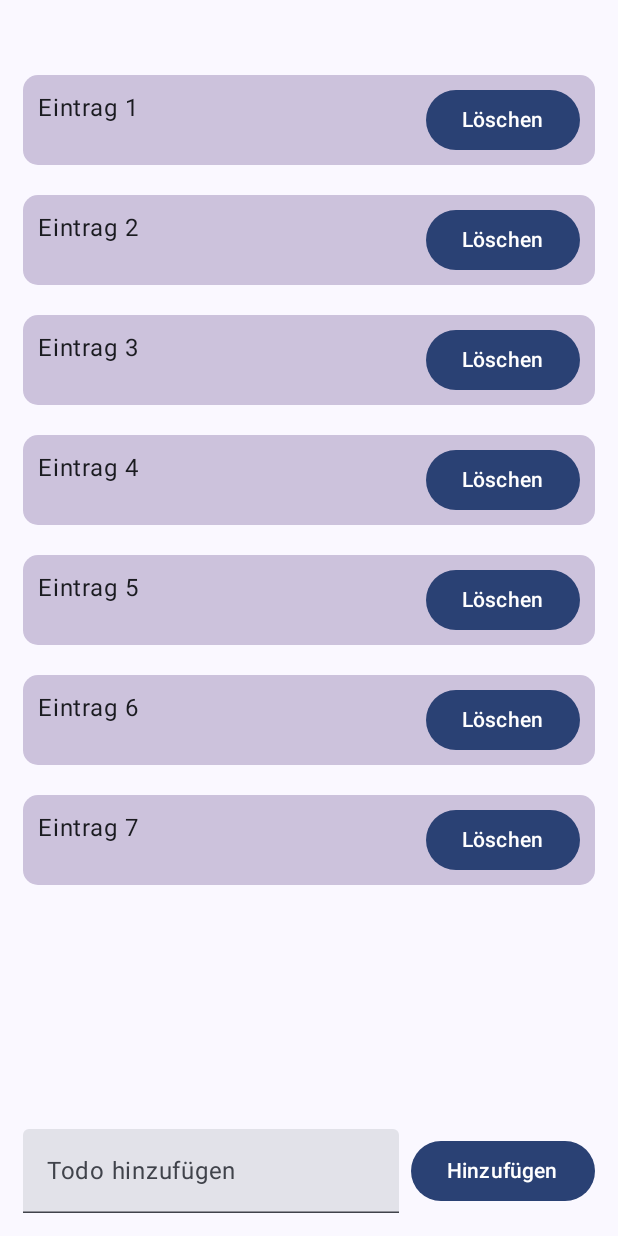
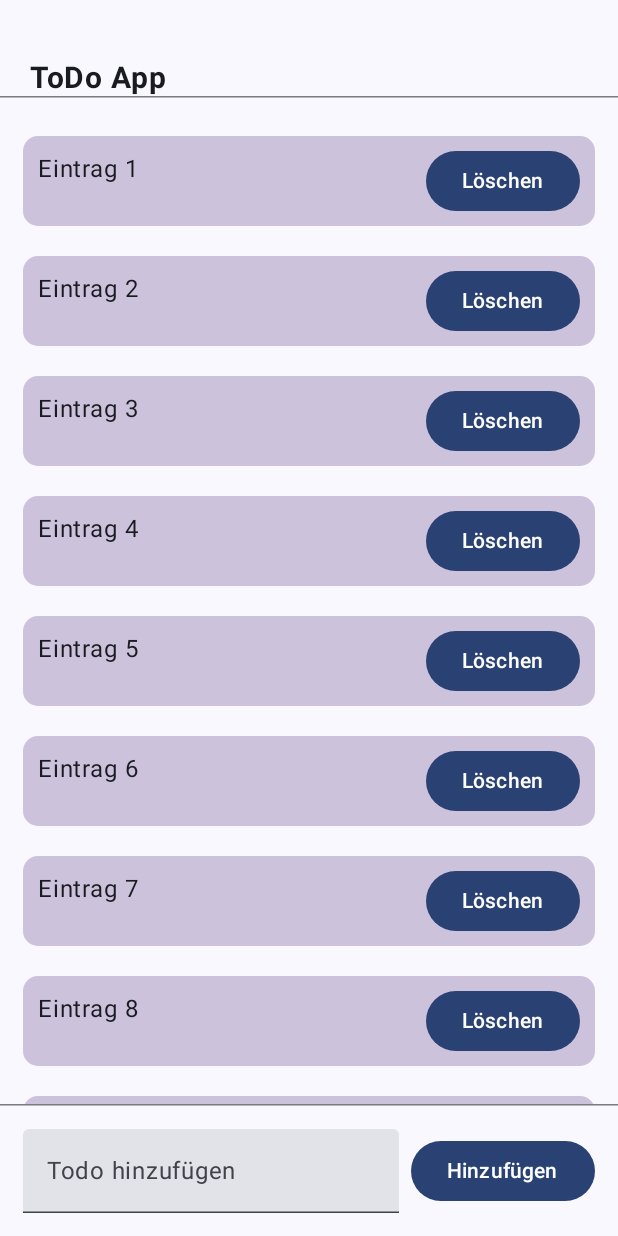
Before and after one commit to N-E-O-N-E/04-04-taskmanager-N-E-O-N-E, an Android app built with Jetpack Compose: the screen it shows after launch (MainActivity), on a phone screen of 412 x 824 dp. Run offline under Robolectric (Android 15) with nearby library versions, the phone set to English and light mode, and no system bars.

Commit message:
Tag 1 Datensicherung NEONE

```diff
--- a/app/src/main/java/de/syntax_institut/taskmanager/data/TodoData.kt
+++ b/app/src/main/java/de/syntax_institut/taskmanager/data/TodoData.kt
@@ -12,5 +12,10 @@ var todoSamples = listOf<TodoData>(
     TodoData(title = "Eintrag 5"),
     TodoData(title = "Eintrag 6"),
     TodoData(title = "Eintrag 7"),
+    TodoData(title = "Eintrag 8"),
+    TodoData(title = "Eintrag 9"),
+    TodoData(title = "Eintrag 10"),
+    TodoData(title = "Eintrag 11"),
+    TodoData(title = "Eintrag 12"),
 
     )
--- a/app/src/main/java/de/syntax_institut/taskmanager/views/ListView.kt
+++ b/app/src/main/java/de/syntax_institut/taskmanager/views/ListView.kt
@@ -1,5 +1,10 @@
 package de.syntax_institut.taskmanager.views
 
+import android.R.attr.onClick
+import android.R.attr.text
+import android.graphics.drawable.Icon
+import androidx.compose.foundation.Image
+import androidx.compose.foundation.background
 import androidx.compose.foundation.layout.Column
 import androidx.compose.foundation.layout.Row
 import androidx.compose.foundation.layout.Spacer
@@ -10,12 +15,19 @@ import androidx.compose.foundation.layout.requiredHeight
 import androidx.compose.foundation.lazy.LazyColumn
 import androidx.compose.foundation.lazy.items
 import androidx.compose.foundation.shape.RoundedCornerShape
+import androidx.compose.material.icons.Icons
+import androidx.compose.material.icons.filled.Create
 import androidx.compose.material3.Button
 import androidx.compose.material3.Card
 import androidx.compose.material3.CardDefaults
 import androidx.compose.material3.CardDefaults.cardElevation
+import androidx.compose.material3.HorizontalDivider
+import androidx.compose.material3.Icon
+import androidx.compose.material3.OutlinedTextField
 import androidx.compose.material3.Text
 import androidx.compose.material3.TextField
+import androidx.compose.material3.TextFieldColors
+import androidx.compose.material3.TextFieldDefaults
 import androidx.compose.runtime.Composable
 import androidx.compose.runtime.collectAsState
 import androidx.compose.runtime.getValue
@@ -24,9 +36,14 @@ import androidx.compose.runtime.remember
 import androidx.compose.runtime.setValue
 import androidx.compose.ui.Alignment
 import androidx.compose.ui.Modifier
+import androidx.compose.ui.graphics.Color
+import androidx.compose.ui.text.font.FontWeight
 import androidx.compose.ui.unit.dp
+import androidx.compose.ui.unit.sp
 import androidx.lifecycle.viewmodel.compose.viewModel
 import de.syntax_institut.taskmanager.data.TodoData
+import de.syntax_institut.taskmanager.ui.theme.Purple40
+import de.syntax_institut.taskmanager.ui.theme.Purple80
 import de.syntax_institut.taskmanager.ui.theme.PurpleGrey80
 import de.syntax_institut.taskmanager.viewModels.TodoViewModel
 
@@ -38,15 +55,28 @@ fun TodoListItem(
     val todos by viewModel.todos.collectAsState()
     var textInput by remember { mutableStateOf("") }
 
+
+
     Column(
         modifier = Modifier
             .fillMaxSize()
     ) {
 
+        Text(
+            modifier = Modifier
+                .padding(horizontal = 20.dp)
+                .padding(top = 40.dp),
+            fontSize = 20.sp,
+            fontWeight = FontWeight.Bold,
+            text = "ToDo App"
+        )
+
+        HorizontalDivider()
+
         LazyColumn(
             modifier = Modifier
                 .weight(1f)
-                .padding(top = 40.dp)
+                .padding(top = 15.dp)
                 .padding(horizontal = 15.dp)
         ) {
             items(todos) {
@@ -77,6 +107,8 @@ fun TodoListItem(
             }
         }
 
+        HorizontalDivider()
+
         Row(
             modifier = Modifier
                 .fillMaxWidth()
```
